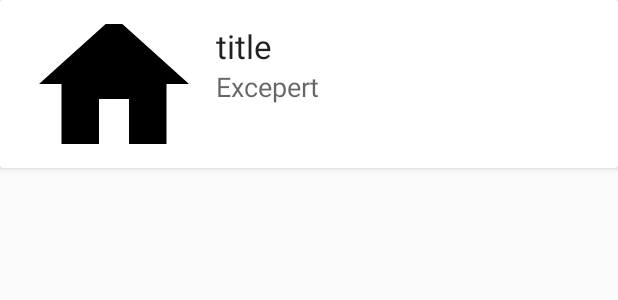
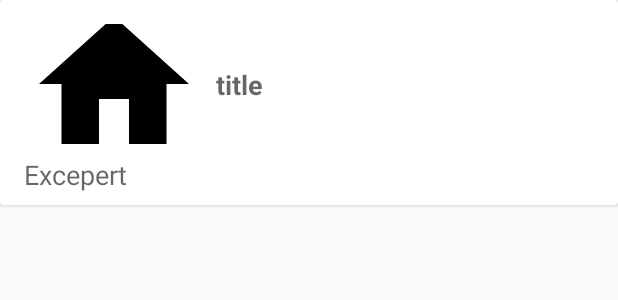
Before and after one commit to calber/journal, an Android app: the layout article.xml on its own in the app's theme, with its tools: preview values and no code run, on a phone screen of 412 x 824 dp. Shown: the top 300 px of the screen. Run offline under Robolectric (Android 15) with nearby library versions, the phone set to English and light mode, and no system bars; network calls fail.

```diff
--- a/app/src/main/res/layout/article.xml
+++ b/app/src/main/res/layout/article.xml
@@ -13,36 +13,42 @@
             android:id="@+id/image"
             android:layout_width="120dp"
             android:layout_height="80dp"
-            android:layout_marginBottom="8dp"
             android:layout_marginStart="8dp"
             android:layout_marginTop="8dp"
             android:scaleType="centerCrop"
-            app:layout_constraintBottom_toBottomOf="parent"
             app:layout_constraintStart_toStartOf="parent"
             app:layout_constraintTop_toTopOf="parent"
-            app:layout_constraintVertical_bias="0.0"
             app:srcCompat="@drawable/ic_home_black_24dp" />
 
         <TextView
             android:id="@+id/title"
-            style="@style/TextAppearance.AppCompat.Large"
-            android:layout_width="wrap_content"
+            style="@style/TextAppearance.AppCompat.Medium"
+            android:layout_width="0dp"
             android:layout_height="wrap_content"
+            android:layout_marginBottom="8dp"
+            android:layout_marginEnd="8dp"
             android:layout_marginStart="8dp"
             android:layout_marginTop="8dp"
             android:text="title"
+            android:textAppearance="@style/TextAppearance.AppCompat.Small"
+            android:textStyle="bold"
+            app:layout_constraintBottom_toTopOf="@+id/excerpt"
+            app:layout_constraintEnd_toEndOf="parent"
             app:layout_constraintStart_toEndOf="@+id/image"
             app:layout_constraintTop_toTopOf="parent" />
 
         <TextView
             android:id="@+id/excerpt"
             style="@style/TextAppearance.AppCompat.Medium"
-            android:layout_width="wrap_content"
+            android:layout_width="0dp"
             android:layout_height="wrap_content"
+            android:layout_marginEnd="8dp"
             android:layout_marginStart="8dp"
+            android:layout_marginTop="8dp"
             android:text="Excepert"
-            app:layout_constraintStart_toEndOf="@+id/image"
-            app:layout_constraintTop_toBottomOf="@+id/title" />
+            app:layout_constraintEnd_toEndOf="parent"
+            app:layout_constraintStart_toStartOf="parent"
+            app:layout_constraintTop_toBottomOf="@+id/image" />
 
     </android.support.constraint.ConstraintLayout>
 </android.support.v7.widget.CardView>
```
